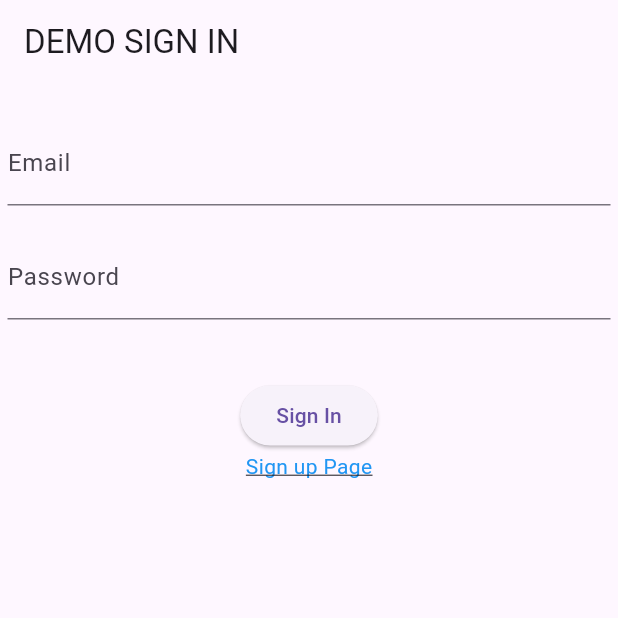
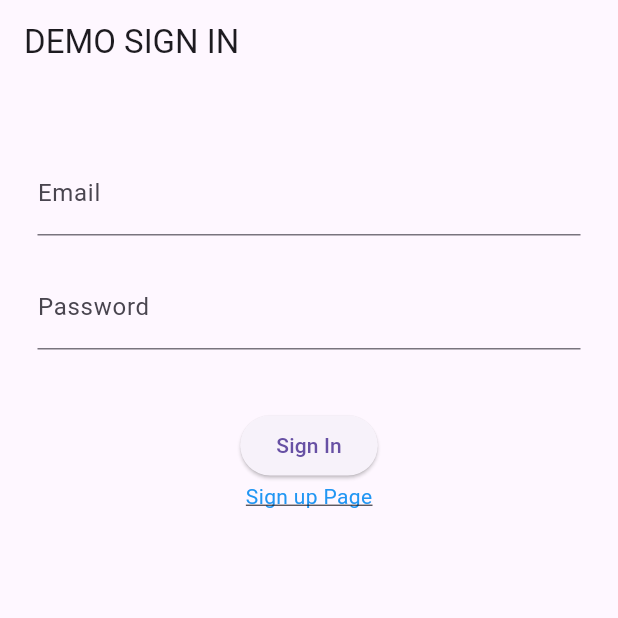
Before and after one commit to nonsomroop/sarnfan-flutter, a Flutter app: the screen it shows after launch, on a phone screen of 412 x 824 dp, the top half of it. Run offline on Flutter 3.47's test engine with Material 3 defaults, Android fonts, the phone set to English and light mode, and no system bars; our stand-ins replace flutter_dotenv, flutter_secure_storage, go_router.

Commit message:
[ADD] Theme and widgets

```diff
--- /dev/null
+++ b/sarnfan/devtools_options.yaml
@@ -0,0 +1,3 @@
+description: This file stores settings for Dart & Flutter DevTools.
+documentation: https://docs.flutter.dev/tools/devtools/extensions#configure-extension-enablement-states
+extensions:
--- a/sarnfan/lib/routers/router.dart
+++ b/sarnfan/lib/routers/router.dart
@@ -20,4 +20,7 @@ final GoRouter router = GoRouter(initialLocation: "/", routes: <RouteBase>[
   GoRoute(path: "/signin", builder: (context, state) => const SignInPage()),
   GoRoute(path: "/signup", builder: (context, state) => const SignUpPage()),
   GoRoute(path: "/test", builder: (context, state) => const TestPage()),
+  GoRoute(path: "/help", builder: (context, state) => const TestPage()),
+  GoRoute(path: "/star", builder: (context, state) => const TestPage()),
+  GoRoute(path: "/profile", builder: (context, state) => const TestPage()),
 ]);
--- a/sarnfan/lib/screens/auth/sign_in.dart
+++ b/sarnfan/lib/screens/auth/sign_in.dart
@@ -4,6 +4,7 @@ import 'package:go_router/go_router.dart';
 import 'package:provider/provider.dart';
 import 'package:sarnfan/providers/app_provider.dart';
 import 'package:sarnfan/services/api_service.dart';
+import 'package:sarnfan/widgets/wrapper.dart';
 
 class SignInPage extends StatefulWidget {
   const SignInPage({super.key});
@@ -55,7 +56,8 @@ class _SignInPageState extends State<SignInPage> {
   Widget build(BuildContext context) {
     return Scaffold(
       appBar: AppBar(title: const Text("DEMO SIGN IN")),
-      body: Padding(
+      body: Wrapper(
+          child: Padding(
               padding: const EdgeInsets.all(5.0),
               child: Form(
                   key: _formKey,
@@ -76,7 +78,8 @@ class _SignInPageState extends State<SignInPage> {
                       const SizedBox(height: 20),
                       TextFormField(
                         controller: _passwordController,
-                    decoration: const InputDecoration(labelText: 'Password'),
+                        decoration:
+                            const InputDecoration(labelText: 'Password'),
                         validator: (value) {
                           if (value == null || value.isEmpty) {
                             return 'Please enter your password';
@@ -108,7 +111,7 @@ class _SignInPageState extends State<SignInPage> {
                         ),
                       )
                     ],
-              ))),
+                  )))),
     );
   }
 }
--- a/sarnfan/lib/screens/test.dart
+++ b/sarnfan/lib/screens/test.dart
@@ -3,6 +3,8 @@ import 'package:go_router/go_router.dart';
 import 'package:provider/provider.dart';
 import 'package:sarnfan/providers/app_provider.dart';
 import 'package:sarnfan/services/api_service.dart';
+import 'package:sarnfan/widgets/bottom_nav.dart';
+import 'package:sarnfan/widgets/wrapper.dart';
 
 class TestPage extends StatefulWidget {
   const TestPage({super.key});
@@ -27,8 +29,8 @@ class _TestPageState extends State<TestPage> {
     final appProvider = Provider.of<AppProvider>(context);
 
     return Scaffold(
+      bottomNavigationBar: const BottomNav(path: "/help"),
       body: Column(
-        crossAxisAlignment: CrossAxisAlignment.center,
         children: [
           const Text("Who am I"),
           Text(appProvider.username ?? ""),
--- /dev/null
+++ b/sarnfan/lib/widgets/wrapper.dart
@@ -0,0 +1,23 @@
+import 'package:flutter/material.dart';
+
+class Wrapper extends StatelessWidget {
+  final Widget child;
+  const Wrapper({super.key, required this.child});
+
+  @override
+  Widget build(BuildContext context) {
+    return Center(
+      child: Container(
+        constraints: BoxConstraints(
+            maxWidth: 576, minHeight: MediaQuery.of(context).size.height),
+        child: Align(
+          alignment: Alignment.topLeft,
+          child: Padding(
+            padding: const EdgeInsets.all(20.0),
+            child: child,
+          ),
+        ),
+      ),
+    );
+  }
+}
```
Also changed, not shown: sarnfan/lib/screens/auth/sign_up.dart (+8 -4 lines), sarnfan/lib/themes/color_theme.dart (added, +11 -0 lines), sarnfan/lib/widgets/bottom_nav.dart (added, +86 -0 lines). Lines whose indentation alone changed are shown as unchanged.
